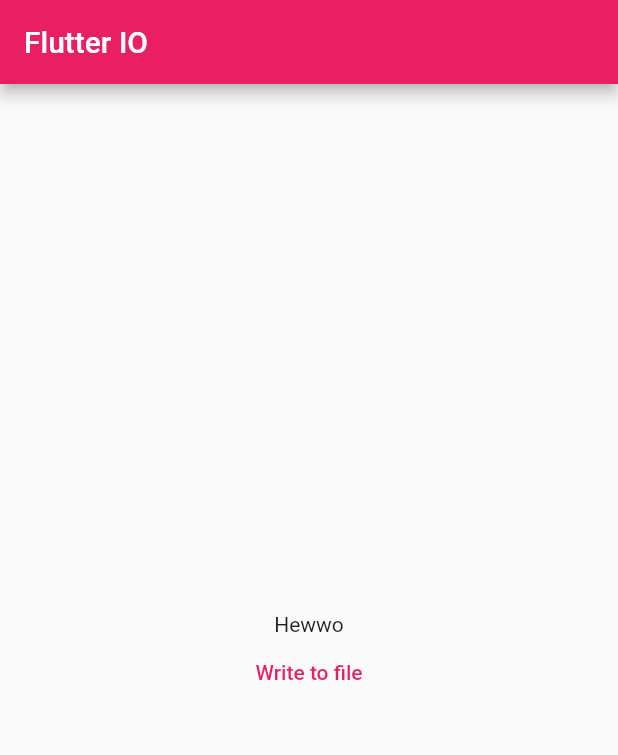
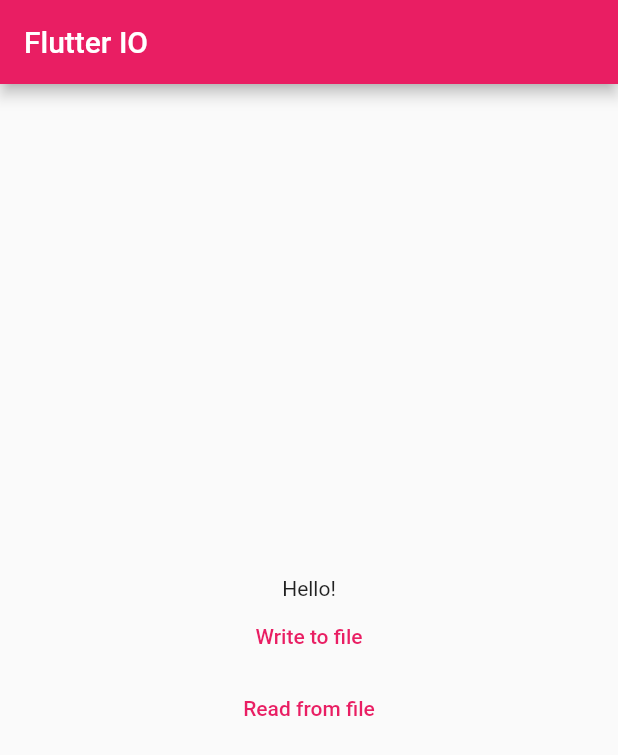
Before and after one commit to Minetest-j45/flutter_io, a Flutter app: the screen it shows after launch, on a phone screen of 412 x 824 dp. Shown: the top 755 px of the screen. Run offline on Flutter 3.47's test engine with Material 2 defaults, Android fonts, the phone set to English and light mode, and no system bars.

Commit message:
Quick clarification

```diff
--- a/lib/main.dart
+++ b/lib/main.dart
@@ -42,19 +42,24 @@ class _MyHomePageState extends State<MyHomePage> {
         child: Column(
           mainAxisAlignment: MainAxisAlignment.center,
           children: <Widget>[
-            const Text("Hewwo"),
+            const Text("Hello!"),
             TextButton(
               child: const Text('Write to file'),
               onPressed: () async {
                 //open storage file and write to it
                 await Storage().writeText('Hello World');
+              },
+            ),
+            TextButton(
+              child: const Text('Read from file'),
+              onPressed: () async {
                 var text = await Storage().readText();
                 print(text);
               },
             ),
           ],
         ),
-      ), // This trailing comma makes auto-formatting nicer for build methods.
+      ),
     );
   }
 }
@@ -82,12 +87,10 @@ class Storage {
     try {
       final file = await _localFile;
 
-      // Read the file
       final contents = await file.readAsString();
 
       return contents;
     } catch (e) {
-      // If encountering an error, return 0
       return '';
     }
   }
```
Also changed, not shown: 2 other files.
